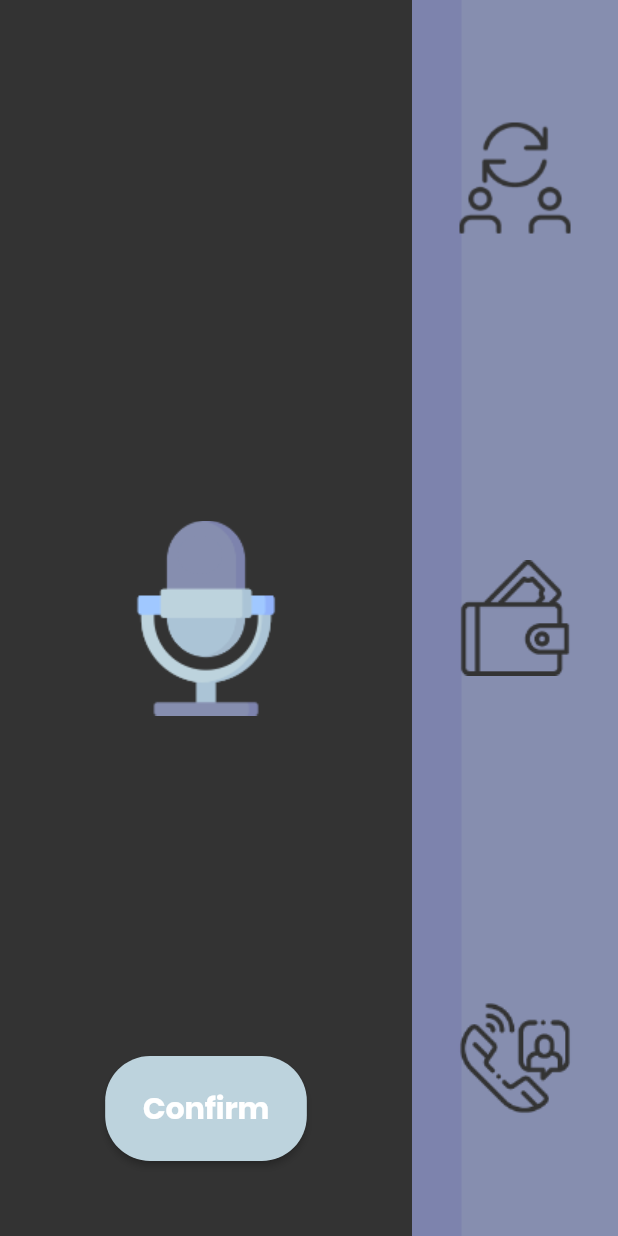
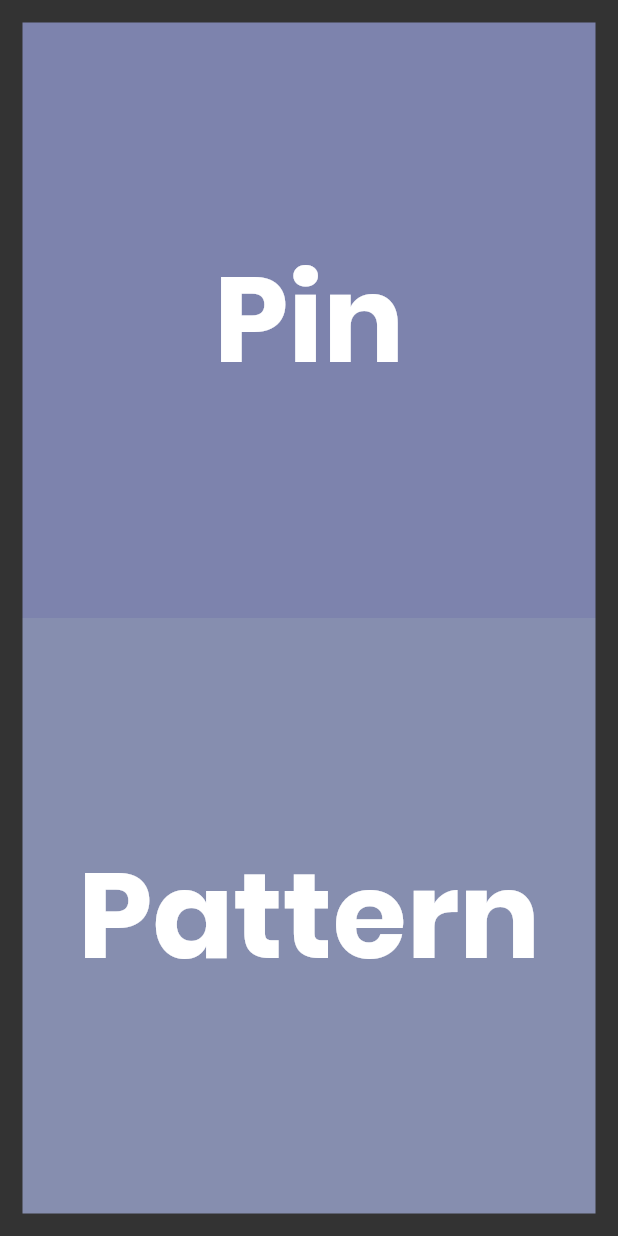
Before and after one commit to SirusCodes/Bank-for-all, a Flutter app: the screen it shows after launch, after a tap on "Confirm", on a phone screen of 412 x 824 dp. Run offline on Flutter 3.47's test engine with Material 2 defaults, Android fonts, the phone set to English and light mode, and no system bars.

Commit message:
added auth type screen

```diff
--- /dev/null
+++ b/app/lib/auth_type_screen/auth_type_screen.dart
@@ -0,0 +1,55 @@
+import 'package:flutter/material.dart';
+
+class AuthTypeScreen extends StatelessWidget {
+  const AuthTypeScreen({Key key}) : super(key: key);
+
+  @override
+  Widget build(BuildContext context) {
+    return Scaffold(
+      body: SafeArea(
+        child: Padding(
+          padding: const EdgeInsets.all(15.0),
+          child: Column(
+            crossAxisAlignment: CrossAxisAlignment.stretch,
+            children: <Widget>[
+              Expanded(
+                child: InkWell(
+                  onTap: () {},
+                  child: Container(
+                    color: Theme.of(context).accentColor,
+                    alignment: Alignment.center,
+                    child: const Text(
+                      "Pin",
+                      style: TextStyle(
+                        fontSize: 80,
+                        fontWeight: FontWeight.bold,
+                        color: Colors.white,
+                      ),
+                    ),
+                  ),
+                ),
+              ),
+              Expanded(
+                child: InkWell(
+                  onTap: () {},
+                  child: Container(
+                    color: Theme.of(context).primaryColor,
+                    alignment: Alignment.center,
+                    child: const Text(
+                      "Pattern",
+                      style: TextStyle(
+                        fontSize: 80,
+                        fontWeight: FontWeight.bold,
+                        color: Colors.white,
+                      ),
+                    ),
+                  ),
+                ),
+              ),
+            ],
+          ),
+        ),
+      ),
+    );
+  }
+}
--- a/app/lib/landing_screen/widgets/center_screen.dart
+++ b/app/lib/landing_screen/widgets/center_screen.dart
@@ -1,5 +1,7 @@
 import 'package:flutter/material.dart';
 import 'package:flutter/rendering.dart';
+
+import '../../auth_type_screen/auth_type_screen.dart';
 
 class CenterScreen extends StatelessWidget {
   const CenterScreen({
@@ -30,7 +32,10 @@ class CenterScreen extends StatelessWidget {
                 shape: RoundedRectangleBorder(
                   borderRadius: BorderRadius.circular(30),
                 ),
-                onPressed: () {},
+                onPressed: () => Navigator.push(
+                  context,
+                  MaterialPageRoute(builder: (_) => const AuthTypeScreen()),
+                ),
                 child: const Text(
                   "Confirm",
                   style: TextStyle(
```
